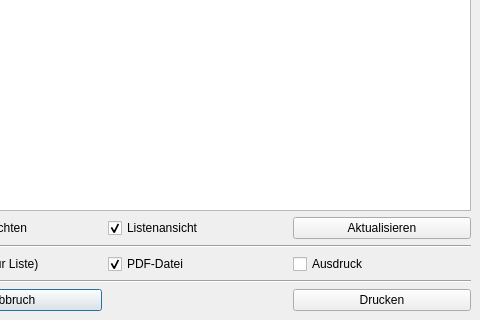
First picture: the form in Programm/exportgesamt.ui, repository philjosch/Einsatzplaner, before the edit; both pictures show x 85 to 565 and y 258 to 578 of the 565 by 578 pixel window.
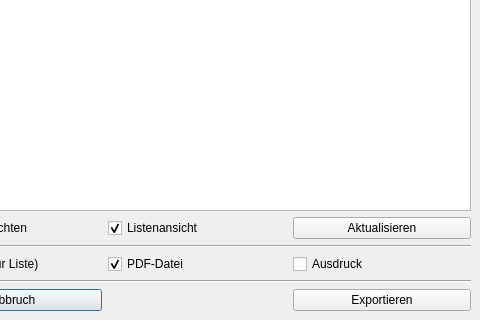
Second picture: the form after the edit.

Patch:
```diff
--- a/Programm/exportgesamt.ui
+++ b/Programm/exportgesamt.ui
@@ -361,7 +361,7 @@
      <item row="4" column="2">
       <widget class="QPushButton" name="pushDrucken">
        <property name="text">
-        <string>Drucken</string>
+        <string>Exportieren</string>
        </property>
       </widget>
      </item>
```
